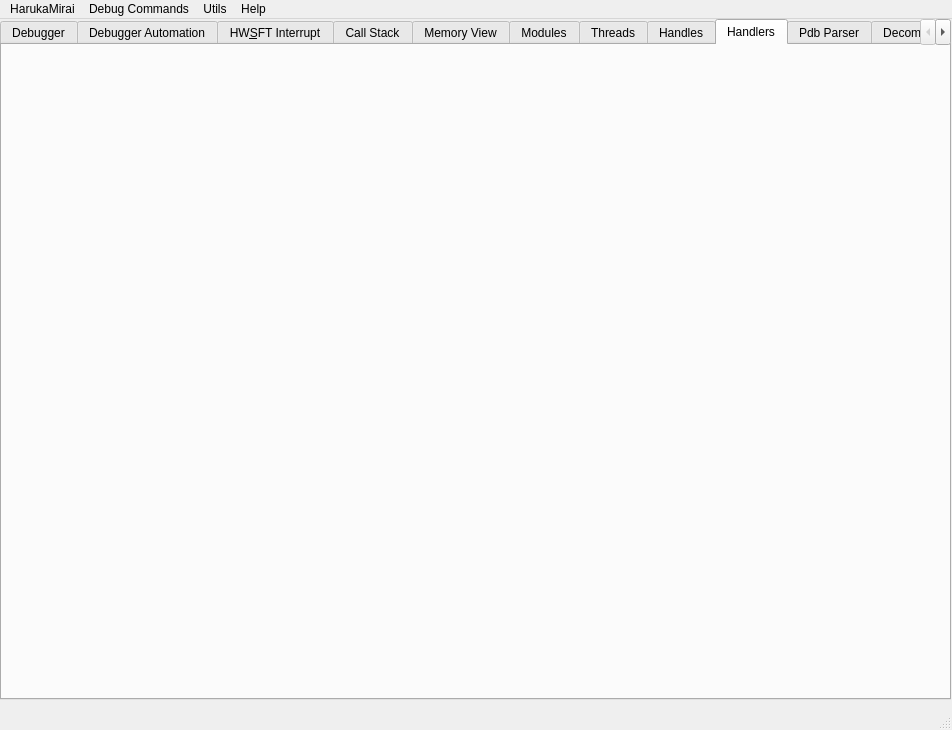
keowu/koidbg, file debuggerwidgets/maindebug/maindebuggerwindow.ui: the form before one commit.
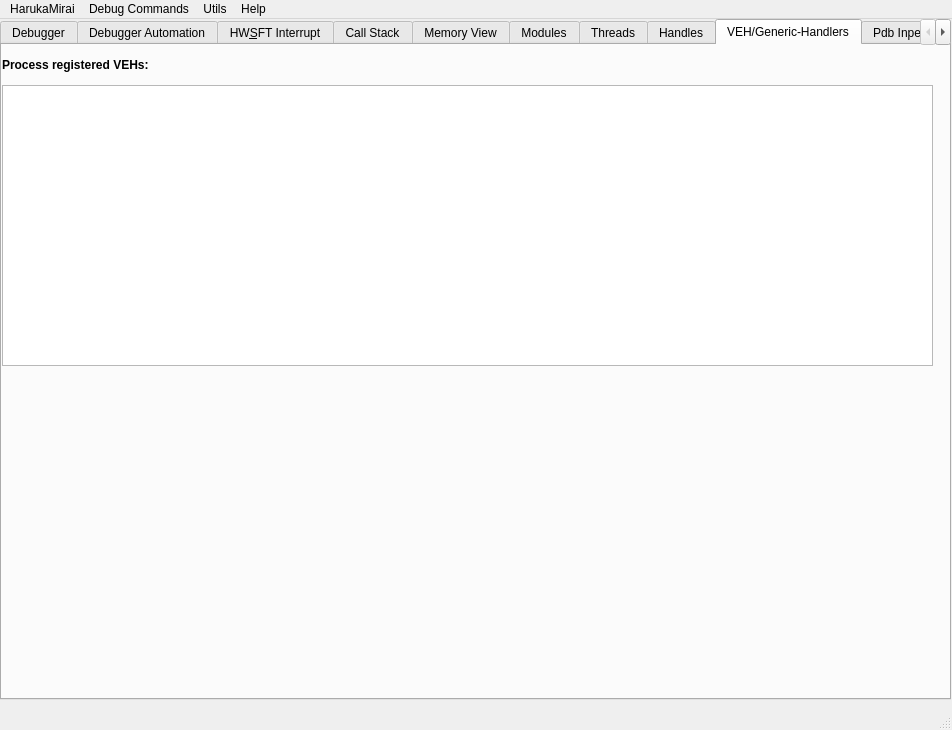
The form after the commit. The open tabs and pages were chosen to show the change. Custom widgets are drawn as their Qt base class.

The edit to the form file:
```diff
--- a/debuggerwidgets/maindebug/maindebuggerwindow.ui
+++ b/debuggerwidgets/maindebug/maindebuggerwindow.ui
@@ -425,12 +425,40 @@
     </widget>
     <widget class="QWidget" name="tab_13">
      <attribute name="title">
-      <string>Handlers</string>
+      <string>VEH/Generic-Handlers</string>
      </attribute>
+     <widget class="QListView" name="lsRegisteredVehs">
+      <property name="geometry">
+       <rect>
+        <x>0</x>
+        <y>40</y>
+        <width>931</width>
+        <height>281</height>
+       </rect>
+      </property>
+     </widget>
+     <widget class="QLabel" name="label_11">
+      <property name="geometry">
+       <rect>
+        <x>0</x>
+        <y>10</y>
+        <width>181</width>
+        <height>20</height>
+       </rect>
+      </property>
+      <property name="font">
+       <font>
+        <bold>true</bold>
+       </font>
+      </property>
+      <property name="text">
+       <string>Process registered VEHs:</string>
+      </property>
+     </widget>
     </widget>
     <widget class="QWidget" name="tab_6">
      <attribute name="title">
-      <string>Pdb Parser</string>
+      <string>Pdb Inpector</string>
      </attribute>
     </widget>
     <widget class="QWidget" name="tab_12">
```
Left out of the diff: 50 changed lines with no effect on the pictures.
